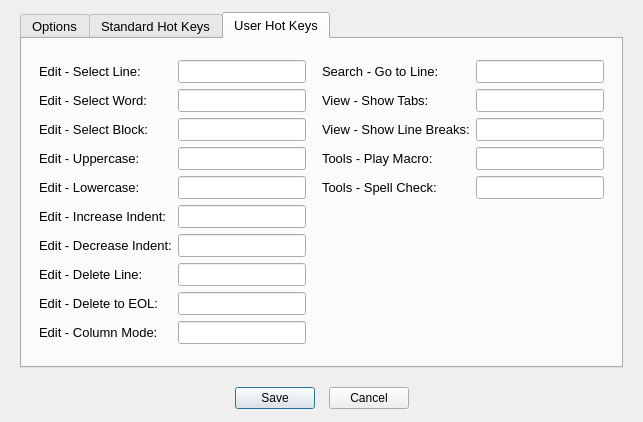
Before: the Qt Designer form forms/dialog_options.ui in copperspice/diamond, drawn with Qt 5.
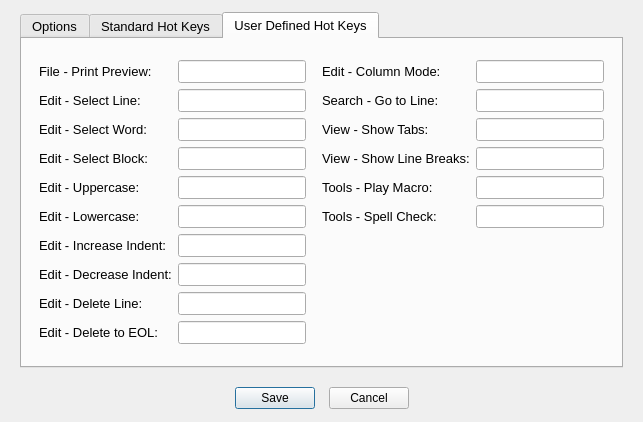
After: the same form once the commit is applied. The open tabs and pages were chosen to show the change. Custom widgets are drawn as their Qt base class.

Commit message: Added line numbers to printing, added copy buffer

Diff of the .ui file:
```diff
--- a/forms/dialog_options.ui
+++ b/forms/dialog_options.ui
@@ -113,7 +113,7 @@
       </font>
      </property>
      <property name="currentIndex">
-      <number>0</number>
+      <number>2</number>
      </property>
      <widget class="QWidget" name="tab1">
       <attribute name="title">
@@ -664,7 +664,7 @@
       <attribute name="title">
        <string>Standard Hot Keys</string>
       </attribute>
-      <layout class="QGridLayout" name="gridLayout">
+      <layout class="QGridLayout" name="gridLayout_2">
        <item row="3" column="2">
         <widget class="KeyLineEdit" name="key_close">
          <property name="font">
@@ -1118,107 +1118,11 @@
      </widget>
      <widget class="QWidget" name="tab3">
       <attribute name="title">
-       <string>User Hot Keys</string>
+       <string>User Defined Hot Keys</string>
       </attribute>
       <layout class="QGridLayout" name="gridLayout_3">
-       <item row="5" column="5">
-        <widget class="KeyLineEdit" name="key_show_Spaces">
-         <property name="font">
-          <font>
-           <pointsize>10</pointsize>
-          </font>
-         </property>
-        </widget>
-       </item>
-       <item row="14" column="2">
-        <widget class="KeyLineEdit" name="key_deleteLine"/>
-       </item>
-       <item row="14" column="1">
-        <widget class="QLabel" name="label_20">
-         <property name="font">
-          <font>
-           <pointsize>10</pointsize>
-          </font>
-         </property>
-         <property name="text">
-          <string>Edit - Delete Line:</string>
-         </property>
-        </widget>
-       </item>
-       <item row="7" column="2">
-        <widget class="KeyLineEdit" name="key_selectBlock">
-         <property name="font">
-          <font>
-           <pointsize>10</pointsize>
-          </font>
-         </property>
-        </widget>
-       </item>
-       <item row="12" column="2">
-        <widget class="KeyLineEdit" name="key_indentIncr">
-         <property name="font">
-          <font>
-           <pointsize>10</pointsize>
-          </font>
-         </property>
-        </widget>
-       </item>
-       <item row="16" column="2">
-        <widget class="KeyLineEdit" name="key_columnMode">
-         <property name="font">
-          <font>
-           <pointsize>10</pointsize>
-          </font>
-         </property>
-        </widget>
-       </item>
-       <item row="15" column="1">
-        <widget class="QLabel" name="label_18">
-         <property name="font">
-          <font>
-           <pointsize>10</pointsize>
-          </font>
-         </property>
-         <property name="text">
-          <string>Edit - Delete to EOL:</string>
-         </property>
-        </widget>
-       </item>
-       <item row="7" column="1">
-        <widget class="QLabel" name="label_12">
-         <property name="font">
-          <font>
-           <pointsize>10</pointsize>
-          </font>
-         </property>
-         <property name="text">
-          <string>Edit - Select Block:</string>
-         </property>
-        </widget>
-       </item>
-       <item row="13" column="2">
-        <widget class="KeyLineEdit" name="key_indentDecr">
-         <property name="font">
-          <font>
-           <pointsize>10</pointsize>
-          </font>
-         </property>
-        </widget>
-       </item>
-       <item row="13" column="1">
-        <widget class="QLabel" name="label_17">
-         <property name="font">
-          <font>
-           <pointsize>10</pointsize>
-          </font>
-         </property>
-         <property name="text">
-          <string>Edit - Decrease Indent:</string>
-         </property>
-        </widget>
-       </item>
-       <item row="7" column="3">
-        <spacer name="horizontalSpacer_32">
+       <item row="4" column="0">
+        <spacer name="horizontalSpacer_31">
          <property name="orientation">
           <enum>Qt::Horizontal</enum>
          </property>
@@ -1227,13 +1131,87 @@
          </property>
          <property name="sizeHint" stdset="0">
           <size>
-           <width>10</width>
+           <width>8</width>
            <height>20</height>
           </size>
          </property>
         </spacer>
        </item>
-       <item row="5" column="1">
+       <item row="3" column="2">
+        <widget class="KeyLineEdit" name="key_selectLine">
+         <property name="minimumSize">
+          <size>
+           <width>120</width>
+           <height>0</height>
+          </size>
+         </property>
+         <property name="font">
+          <font>
+           <pointsize>10</pointsize>
+          </font>
+         </property>
+        </widget>
+       </item>
+       <item row="3" column="1">
+        <widget class="QLabel" name="label_41">
+         <property name="font">
+          <font>
+           <pointsize>10</pointsize>
+          </font>
+         </property>
+         <property name="text">
+          <string>Edit - Select Line:</string>
+         </property>
+        </widget>
+       </item>
+       <item row="1" column="1">
+        <widget class="QLabel" name="label_7">
+         <property name="font">
+          <font>
+           <pointsize>10</pointsize>
+          </font>
+         </property>
+         <property name="text">
+          <string>File - Print Preview:</string>
+         </property>
+        </widget>
+       </item>
+       <item row="4" column="4">
+        <widget class="QLabel" name="label_39">
+         <property name="text">
+          <string>View - Show Tabs:</string>
+         </property>
+        </widget>
+       </item>
+       <item row="3" column="4">
+        <widget class="QLabel" name="label_9">
+         <property name="font">
+          <font>
+           <pointsize>10</pointsize>
+          </font>
+         </property>
+         <property name="text">
+          <string>Search - Go to Line:</string>
+         </property>
+        </widget>
+       </item>
+       <item row="0" column="4">
+        <spacer name="verticalSpacer_31">
+         <property name="orientation">
+          <enum>Qt::Vertical</enum>
+         </property>
+         <property name="sizeType">
+          <enum>QSizePolicy::Fixed</enum>
+         </property>
+         <property name="sizeHint" stdset="0">
+          <size>
+           <width>20</width>
+           <height>12</height>
+          </size>
+         </property>
+        </spacer>
+       </item>
+       <item row="4" column="1">
         <widget class="QLabel" name="label_8">
          <property name="font">
           <font>
@@ -1245,28 +1223,7 @@
          </property>
         </widget>
        </item>
-       <item row="9" column="2">
-        <widget class="KeyLineEdit" name="key_upper">
-         <property name="font">
-          <font>
-           <pointsize>10</pointsize>
-          </font>
-         </property>
-        </widget>
-       </item>
-       <item row="9" column="1">
-        <widget class="QLabel" name="label_13">
-         <property name="font">
-          <font>
-           <pointsize>10</pointsize>
-          </font>
-         </property>
-         <property name="text">
-          <string>Edit - Uppercase:</string>
-         </property>
-        </widget>
-       </item>
-       <item row="16" column="1">
+       <item row="1" column="4">
         <widget class="QLabel" name="label_10">
          <property name="font">
           <font>
@@ -1278,7 +1235,38 @@
          </property>
         </widget>
        </item>
-       <item row="17" column="4">
+       <item row="1" column="5">
+        <widget class="KeyLineEdit" name="key_columnMode">
+         <property name="minimumSize">
+          <size>
+           <width>120</width>
+           <height>0</height>
+          </size>
+         </property>
+         <property name="font">
+          <font>
+           <pointsize>10</pointsize>
+          </font>
+         </property>
+        </widget>
+       </item>
+       <item row="6" column="3">
+        <spacer name="horizontalSpacer_32">
+         <property name="orientation">
+          <enum>Qt::Horizontal</enum>
+         </property>
+         <property name="sizeType">
+          <enum>QSizePolicy::Fixed</enum>
+         </property>
+         <property name="sizeHint" stdset="0">
+          <size>
+           <width>10</width>
+           <height>20</height>
+          </size>
+         </property>
+        </spacer>
+       </item>
+       <item row="15" column="4">
         <spacer name="verticalSpacer_30">
          <property name="orientation">
           <enum>Qt::Vertical</enum>
@@ -1294,108 +1282,64 @@
          </property>
         </spacer>
        </item>
-       <item row="7" column="0">
-        <spacer name="horizontalSpacer_31">
-         <property name="orientation">
-          <enum>Qt::Horizontal</enum>
-         </property>
-         <property name="sizeType">
-          <enum>QSizePolicy::Fixed</enum>
-         </property>
-         <property name="sizeHint" stdset="0">
-          <size>
-           <width>8</width>
-           <height>20</height>
-          </size>
-         </property>
-        </spacer>
-       </item>
-       <item row="9" column="6">
-        <spacer name="horizontalSpacer_33">
-         <property name="orientation">
-          <enum>Qt::Horizontal</enum>
-         </property>
-         <property name="sizeType">
-          <enum>QSizePolicy::Fixed</enum>
-         </property>
-         <property name="sizeHint" stdset="0">
-          <size>
-           <width>8</width>
-           <height>20</height>
-          </size>
-         </property>
-        </spacer>
-       </item>
-       <item row="12" column="1">
-        <widget class="QLabel" name="label_16">
-         <property name="font">
-          <font>
-           <pointsize>10</pointsize>
-          </font>
-         </property>
-         <property name="text">
-          <string>Edit - Increase Indent:</string>
-         </property>
-        </widget>
-       </item>
-       <item row="11" column="2">
-        <widget class="KeyLineEdit" name="key_lower">
-         <property name="font">
-          <font>
-           <pointsize>10</pointsize>
-          </font>
-         </property>
-        </widget>
-       </item>
-       <item row="5" column="2">
+       <item row="4" column="2">
         <widget class="KeyLineEdit" name="key_selectWord">
-         <property name="font">
-          <font>
-           <pointsize>10</pointsize>
-          </font>
+         <property name="minimumSize">
+          <size>
+           <width>120</width>
+           <height>0</height>
+          </size>
          </property>
-        </widget>
-       </item>
-       <item row="15" column="2">
-        <widget class="KeyLineEdit" name="key_deleteEOL"/>
-       </item>
-       <item row="11" column="1">
-        <widget class="QLabel" name="label_11">
          <property name="font">
           <font>
            <pointsize>10</pointsize>
           </font>
          </property>
-         <property name="text">
-          <string>Edit - Lowercase:</string>
-         </property>
         </widget>
        </item>
-       <item row="0" column="4">
-        <spacer name="verticalSpacer_31">
+       <item row="7" column="6">
+        <spacer name="horizontalSpacer_33">
          <property name="orientation">
-          <enum>Qt::Vertical</enum>
+          <enum>Qt::Horizontal</enum>
          </property>
          <property name="sizeType">
           <enum>QSizePolicy::Fixed</enum>
          </property>
          <property name="sizeHint" stdset="0">
           <size>
-           <width>20</width>
-           <height>12</height>
+           <width>8</width>
+           <height>20</height>
           </size>
          </property>
         </spacer>
        </item>
-       <item row="3" column="4">
-        <widget class="QLabel" name="label_9">
+       <item row="1" column="2">
+        <widget class="KeyLineEdit" name="key_printPreview">
+         <property name="minimumSize">
+          <size>
+           <width>120</width>
+           <height>0</height>
+          </size>
+         </property>
          <property name="font">
           <font>
            <pointsize>10</pointsize>
           </font>
          </property>
-         <property name="text">
-          <string>Search - Go to Line:</string>
+        </widget>
+       </item>
+       <item row="4" column="5">
+        <widget class="KeyLineEdit" name="key_show_Spaces">
+         <property name="minimumSize">
+          <size>
+           <width>120</width>
+           <height>0</height>
+          </size>
+         </property>
+         <property name="font">
+          <font>
+           <pointsize>10</pointsize>
+          </font>
          </property>
         </widget>
        </item>
@@ -1414,48 +1358,14 @@
          </property>
         </widget>
        </item>
-       <item row="3" column="2">
-        <widget class="KeyLineEdit" name="key_selectLine">
-         <property name="minimumSize">
-          <size>
-           <width>120</width>
-           <height>0</height>
-          </size>
-         </property>
-         <property name="font">
-          <font>
-           <pointsize>10</pointsize>
-          </font>
-         </property>
-        </widget>
-       </item>
-       <item row="3" column="1">
-        <widget class="QLabel" name="label_7">
-         <property name="font">
-          <font>
-           <pointsize>10</pointsize>
-          </font>
-         </property>
-         <property name="text">
-          <string>Edit - Select Line:</string>
-         </property>
-        </widget>
-       </item>
-       <item row="5" column="4">
-        <widget class="QLabel" name="label_39">
-         <property name="text">
-          <string>View - Show Tabs:</string>
-         </property>
-        </widget>
-       </item>
-       <item row="7" column="4">
+       <item row="6" column="4">
         <widget class="QLabel" name="label_40">
          <property name="text">
           <string>View - Show Line Breaks:</string>
          </property>
         </widget>
        </item>
-       <item row="9" column="4">
+       <item row="7" column="4">
         <widget class="QLabel" name="label_14">
          <property name="font">
           <font>
@@ -1467,7 +1377,7 @@
          </property>
         </widget>
        </item>
-       <item row="11" column="4">
+       <item row="8" column="4">
         <widget class="QLabel" name="label_15">
          <property name="font">
           <font>
@@ -1479,14 +1389,14 @@
          </property>
         </widget>
        </item>
-       <item row="9" column="5">
-        <widget class="KeyLineEdit" name="key_macroPlay"/>
-       </item>
-       <item row="11" column="5">
-        <widget class="KeyLineEdit" name="key_spellCheck"/>
-       </item>
-       <item row="7" column="5">
+       <item row="6" column="5">
         <widget class="KeyLineEdit" name="key_show_Breaks">
+         <property name="minimumSize">
+          <size>
+           <width>120</width>
+           <height>0</height>
+          </size>
+         </property>
          <property name="font">
           <font>
            <pointsize>10</pointsize>
@@ -1494,6 +1404,205 @@
          </property>
         </widget>
        </item>
+       <item row="7" column="5">
+        <widget class="KeyLineEdit" name="key_macroPlay">
+         <property name="minimumSize">
+          <size>
+           <width>120</width>
+           <height>0</height>
+          </size>
+         </property>
+        </widget>
+       </item>
+       <item row="8" column="5">
+        <widget class="KeyLineEdit" name="key_spellCheck">
+         <property name="minimumSize">
+          <size>
+           <width>120</width>
+           <height>0</height>
+          </size>
+         </property>
+        </widget>
+       </item>
+       <item row="6" column="1">
+        <widget class="QLabel" name="label_12">
+         <property name="font">
+          <font>
+           <pointsize>10</pointsize>
+          </font>
+         </property>
+         <property name="text">
+          <string>Edit - Select Block:</string>
+         </property>
+        </widget>
+       </item>
+       <item row="7" column="1">
+        <widget class="QLabel" name="label_13">
+         <property name="font">
+          <font>
+           <pointsize>10</pointsize>
+          </font>
+         </property>
+         <property name="text">
+          <string>Edit - Uppercase:</string>
+         </property>
+        </widget>
+       </item>
+       <item row="8" column="1">
+        <widget class="QLabel" name="label_11">
+         <property name="font">
+          <font>
+           <pointsize>10</pointsize>
+          </font>
+         </property>
+         <property name="text">
+          <string>Edit - Lowercase:</string>
+         </property>
+        </widget>
+       </item>
+       <item row="10" column="1">
+        <widget class="QLabel" name="label_16">
+         <property name="font">
+          <font>
+           <pointsize>10</pointsize>
+          </font>
+         </property>
+         <property name="text">
+          <string>Edit - Increase Indent:</string>
+         </property>
+        </widget>
+       </item>
+       <item row="11" column="1">
+        <widget class="QLabel" name="label_17">
+         <property name="font">
+          <font>
+           <pointsize>10</pointsize>
+          </font>
+         </property>
+         <property name="text">
+          <string>Edit - Decrease Indent:</string>
+         </property>
+        </widget>
+       </item>
+       <item row="12" column="1">
+        <widget class="QLabel" name="label_20">
+         <property name="font">
+          <font>
+           <pointsize>10</pointsize>
+          </font>
+         </property>
+         <property name="text">
+          <string>Edit - Delete Line:</string>
+         </property>
+        </widget>
+       </item>
+       <item row="13" column="1">
+        <widget class="QLabel" name="label_18">
+         <property name="font">
+          <font>
+           <pointsize>10</pointsize>
+          </font>
+         </property>
+         <property name="text">
+          <string>Edit - Delete to EOL:</string>
+         </property>
+        </widget>
+       </item>
+       <item row="6" column="2">
+        <widget class="KeyLineEdit" name="key_selectBlock">
+         <property name="minimumSize">
+          <size>
+           <width>120</width>
+           <height>0</height>
+          </size>
+         </property>
+         <property name="font">
+          <font>
+           <pointsize>10</pointsize>
+          </font>
+         </property>
+        </widget>
+       </item>
+       <item row="7" column="2">
+        <widget class="KeyLineEdit" name="key_upper">
+         <property name="minimumSize">
+          <size>
+           <width>120</width>
+           <height>0</height>
+          </size>
+         </property>
+         <property name="font">
+          <font>
+           <pointsize>10</pointsize>
+          </font>
+         </property>
+        </widget>
+       </item>
+       <item row="8" column="2">
+        <widget class="KeyLineEdit" name="key_lower">
+         <property name="minimumSize">
+          <size>
+           <width>120</width>
+           <height>0</height>
+          </size>
+         </property>
+         <property name="font">
+          <font>
+           <pointsize>10</pointsize>
+          </font>
+         </property>
+        </widget>
+       </item>
+       <item row="10" column="2">
+        <widget class="KeyLineEdit" name="key_indentIncr">
+         <property name="minimumSize">
+          <size>
+           <width>120</width>
+           <height>0</height>
+          </size>
+         </property>
+         <property name="font">
+          <font>
+           <pointsize>10</pointsize>
+          </font>
+         </property>
+        </widget>
+       </item>
+       <item row="11" column="2">
+        <widget class="KeyLineEdit" name="key_indentDecr">
+         <property name="minimumSize">
+          <size>
+           <width>120</width>
+           <height>0</height>
+          </size>
+         </property>
+         <property name="font">
+          <font>
+           <pointsize>10</pointsize>
+          </font>
+         </property>
+        </widget>
+       </item>
+       <item row="12" column="2">
+        <widget class="KeyLineEdit" name="key_deleteLine">
+         <property name="minimumSize">
+          <size>
+           <width>120</width>
+           <height>0</height>
+          </size>
+         </property>
+        </widget>
+       </item>
+       <item row="13" column="2">
+        <widget class="KeyLineEdit" name="key_deleteEOL">
+         <property name="minimumSize">
+          <size>
+           <width>120</width>
+           <height>0</height>
+          </size>
+         </property>
+        </widget>
+       </item>
       </layout>
      </widget>
     </widget>
```
Left out of the diff: 12 changed lines with no effect on the pictures. The commit also changes 19 other files.
